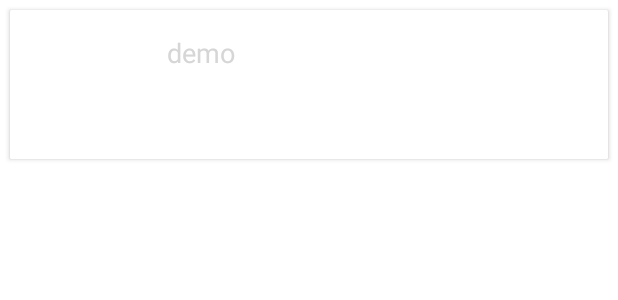
After one commit to dayabaran/AnimeViewer, an Android app: the layout anime_list_item.xml on its own in the app's theme, with its tools: preview values and no code run, on a phone screen of 412 x 824 dp. The commit adds this screen. Shown: the top 300 px of the screen. Run offline under Robolectric (Android 15) with nearby library versions, the phone set to English and light mode, and no system bars.

Commit message:
Daya - Adding RecyclerView Stub and DataBinding

```diff
--- a/app/build.gradle
+++ b/app/build.gradle
@@ -11,7 +11,7 @@ android {
 
     defaultConfig {
         applicationId "com.example.animeviewer"
-        minSdkVersion 16
+        minSdkVersion 21
         targetSdkVersion 30
         versionCode 1
         versionName "1.0"
@@ -71,5 +71,8 @@ dependencies {
     implementation "com.squareup.okhttp3:logging-interceptor:$okHttpVersion"
     testImplementation "com.squareup.okhttp3:mockwebserver:$okHttpVersion"
 
+    ///for dimens
+    implementation 'com.intuit.ssp:ssp-android:1.0.6'
+    implementation 'com.intuit.sdp:sdp-android:1.0.6'
 
 }
--- a/app/src/main/java/com/example/animeviewer/model/AnimeViewModel.kt
+++ /dev/null
@@ -1,4 +0,0 @@
-package com.example.animeviewer.model
-
-class AnimeViewModel {
-}
--- /dev/null
+++ b/app/src/main/res/layout/anime_list_item.xml
@@ -0,0 +1,86 @@
+<?xml version="1.0" encoding="utf-8"?>
+<layout xmlns:android="http://schemas.android.com/apk/res/android"
+    xmlns:bind="http://schemas.android.com/apk/res-auto"
+    xmlns:card_view="http://schemas.android.com/apk/res-auto"
+    xmlns:tools="http://schemas.android.com/tools">
+
+    <data>
+
+        <variable
+            name="animeItemModel"
+            type="com.example.animeviewer.model.AnimeItemModel" />
+
+    </data>
+
+    <LinearLayout
+        android:layout_width="match_parent"
+        android:layout_height="wrap_content"
+        android:adjustViewBounds="true">
+
+        <androidx.cardview.widget.CardView
+            android:id="@+id/cvdeveloper"
+            android:layout_width="match_parent"
+            android:layout_height="match_parent"
+            android:layout_gravity="center"
+            android:layout_margin="@dimen/_5sdp"
+            android:elevation="@dimen/_3sdp"
+            card_view:cardCornerRadius="1dp">
+
+            <androidx.constraintlayout.widget.ConstraintLayout
+                android:layout_width="match_parent"
+                android:layout_height="wrap_content">
+
+                <ImageView
+                    android:id="@+id/img_pic"
+                    android:contentDescription="@string/anime_image"
+                    android:layout_width="@dimen/_60sdp"
+                    android:layout_height="@dimen/_60sdp"
+                    android:layout_marginStart="@dimen/_8sdp"
+                    android:layout_marginLeft="@dimen/_8sdp"
+                    android:layout_marginTop="@dimen/_8sdp"
+                    android:layout_marginBottom="@dimen/_8sdp"
+                    android:background="?attr/selectableItemBackgroundBorderless"
+                    android:scaleType="fitXY"
+                    bind:image_url="@{animeItemModel.imageUrl}"
+                    bind:layout_constraintBottom_toBottomOf="parent"
+                    bind:layout_constraintStart_toStartOf="parent"
+                    bind:layout_constraintTop_toTopOf="parent" />
+
+                <TextView
+                    android:id="@+id/title"
+                    android:layout_width="0dp"
+                    android:layout_height="wrap_content"
+                    android:layout_below="@+id/img_pic"
+                    android:layout_marginStart="@dimen/_8sdp"
+                    android:layout_marginTop="@dimen/_8sdp"
+                    android:layout_marginEnd="@dimen/_8sdp"
+                    android:padding="@dimen/_4sdp"
+                    android:text="@{animeItemModel.title}"
+                    android:textColor="@color/colorPrimary"
+                    android:textSize="@dimen/_14ssp"
+                    bind:layout_constraintEnd_toEndOf="parent"
+                    bind:layout_constraintStart_toEndOf="@+id/img_pic"
+                    bind:layout_constraintTop_toTopOf="parent"
+                    tools:text="demo" />
+
+                <!--                <TextView-->
+                <!--                    android:id="@+id/tv_fullname"-->
+                <!--                    android:layout_width="0dp"-->
+                <!--                    android:layout_height="wrap_content"-->
+                <!--                    android:layout_below="@+id/tv_usernme"-->
+                <!--                    android:layout_marginStart="@dimen/_8sdp"-->
+                <!--                    android:layout_marginTop="@dimen/_2sdp"-->
+                <!--                    android:layout_marginEnd="@dimen/_8sdp"-->
+                <!--                    android:padding="@dimen/_4sdp"-->
+                <!--                    android:text="@{developerModel.name}"-->
+                <!--                    android:textColor="@color/colorAccent"-->
+                <!--                    android:textSize="@dimen/_12ssp"-->
+                <!--                    bind:layout_constraintEnd_toEndOf="parent"-->
+                <!--                    bind:layout_constraintStart_toEndOf="@+id/img_pic"-->
+                <!--                    bind:layout_constraintTop_toBottomOf="@+id/tv_usernme"-->
+                <!--                    tools:text="name" />-->
+
+            </androidx.constraintlayout.widget.ConstraintLayout>
+        </androidx.cardview.widget.CardView>
+    </LinearLayout>
+</layout>
--- a/app/src/main/res/values/strings.xml
+++ b/app/src/main/res/values/strings.xml
@@ -1,3 +1,4 @@
 <resources>
     <string name="app_name">AnimeViewer</string>
+    <string name="anime_image">Anime Image</string>
 </resources>
```
Also changed, not shown: app/src/main/java/com/example/animeviewer/AnimeAdapter.kt (added, +18 -0 lines), app/src/main/java/com/example/animeviewer/AnimeViewHolder.kt (added, +17 -0 lines), app/src/main/java/com/example/animeviewer/MainActivity.kt (+9 -0 lines), app/src/main/java/com/example/animeviewer/model/AnimeItemModel.kt (added, +46 -0 lines), app/src/main/java/com/example/animeviewer/viewmodel/AnimeViewModel.kt (added, +7 -0 lines).
